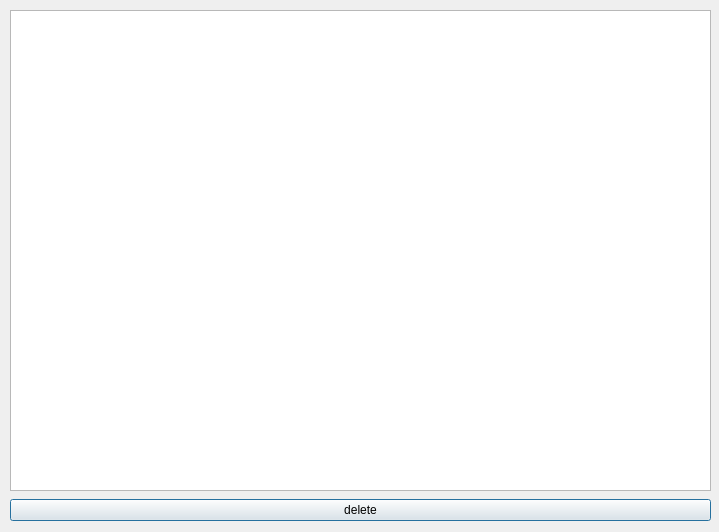
Before: the Qt Designer form admin_dialog.ui in Kasumir/FR_sms, drawn with Qt 5.
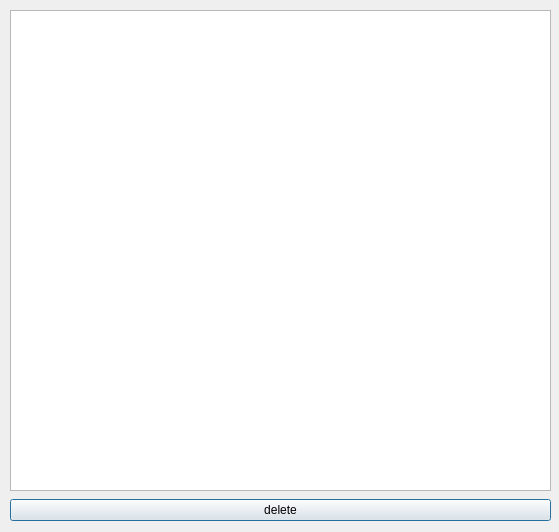
After: the same form once the commit is applied.

```diff
--- a/admin_dialog.ui
+++ b/admin_dialog.ui
@@ -6,7 +6,7 @@
    <rect>
     <x>0</x>
     <y>0</y>
-    <width>719</width>
+    <width>559</width>
     <height>532</height>
    </rect>
   </property>
@@ -18,7 +18,7 @@
     <rect>
      <x>10</x>
      <y>10</y>
-     <width>701</width>
+     <width>541</width>
      <height>481</height>
     </rect>
    </property>
@@ -28,7 +28,7 @@
     <rect>
      <x>10</x>
      <y>490</y>
-     <width>701</width>
+     <width>541</width>
      <height>41</height>
     </rect>
    </property>
```
Left out of the diff: 2 changed lines with no effect on the pictures.
